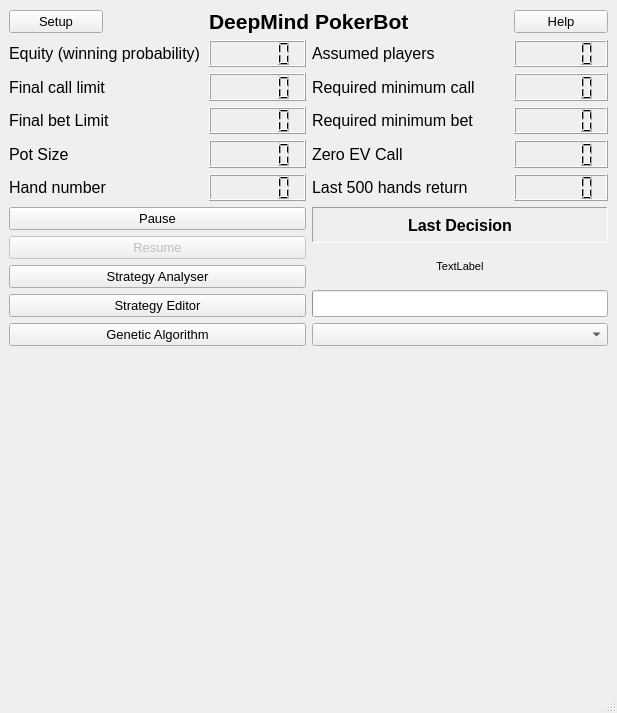
Old version of the form gui/gui_qt_ui.ui in the repository dickreuter/Poker.
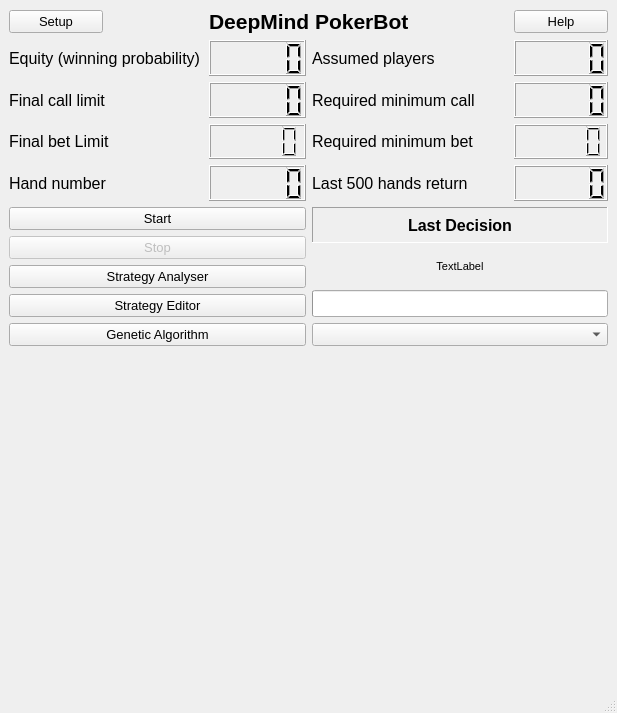
New version of the form.

```diff
--- a/gui/gui_qt_ui.ui
+++ b/gui/gui_qt_ui.ui
@@ -2,6 +2,9 @@
 <ui version="4.0">
  <class>Pokerbot</class>
  <widget class="QMainWindow" name="Pokerbot">
+  <property name="enabled">
+   <bool>true</bool>
+  </property>
   <property name="geometry">
    <rect>
     <x>0</x>
@@ -72,9 +75,6 @@
         </property>
        </widget>
       </item>
-      <item>
-       <widget class="QLCDNumber" name="zero_ev"/>
-      </item>
       <item>
        <widget class="QLCDNumber" name="winnings"/>
       </item>
@@ -110,13 +110,6 @@
         </property>
        </widget>
       </item>
-      <item>
-       <widget class="QLabel" name="label_9">
-        <property name="text">
-         <string>Zero EV Call</string>
-        </property>
-       </widget>
-      </item>
       <item>
        <widget class="QLabel" name="label_10">
         <property name="text">
@@ -149,13 +142,6 @@
         </property>
        </widget>
       </item>
-      <item>
-       <widget class="QLabel" name="label_5">
-        <property name="text">
-         <string>Pot Size</string>
-        </property>
-       </widget>
-      </item>
       <item>
        <widget class="QLabel" name="label">
         <property name="text">
@@ -167,21 +153,24 @@
     </item>
     <item row="5" column="0" colspan="3">
      <layout class="QVBoxLayout" name="verticalLayout_7">
-      <item>
-       <widget class="QPushButton" name="button_pause">
-        <property name="font">
-         <font>
-          <pointsize>10</pointsize>
-         </font>
-        </property>
-        <property name="text">
-         <string>Pause</string>
-        </property>
-       </widget>
-      </item>
       <item>
        <widget class="QPushButton" name="button_resume">
         <property name="enabled">
+         <bool>true</bool>
+        </property>
+        <property name="font">
+         <font>
+          <pointsize>10</pointsize>
+         </font>
+        </property>
+        <property name="text">
+         <string>Start</string>
+        </property>
+       </widget>
+      </item>
+      <item>
+       <widget class="QPushButton" name="button_pause">
+        <property name="enabled">
          <bool>false</bool>
         </property>
         <property name="font">
@@ -190,7 +179,7 @@
          </font>
         </property>
         <property name="text">
-         <string>Resume</string>
+         <string>Stop</string>
         </property>
        </widget>
       </item>
@@ -385,13 +374,6 @@
         </property>
        </widget>
       </item>
-      <item>
-       <widget class="QLCDNumber" name="potsize">
-        <property name="toolTip">
-         <string>Pot size as show on the table</string>
-        </property>
-       </widget>
-      </item>
       <item>
        <widget class="QLCDNumber" name="gamenumber">
         <property name="toolTip">
```
